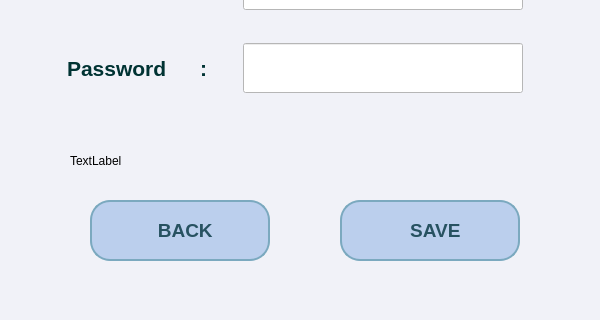
The window that admin_edit_window.ui (melikkekaya/BankingApp_SQL) describes before a commit, drawn with Qt 5; both pictures show x 0 to 600 and y 380 to 700 of the 600 by 700 pixel window.
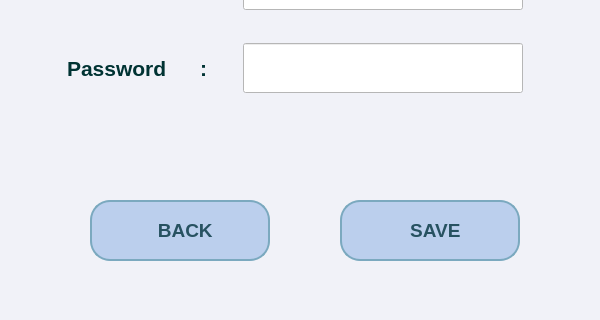
The same window after the commit. Icons and pictures are not drawn.

What changed in the file:
```diff
--- a/admin_edit_window.ui
+++ b/admin_edit_window.ui
@@ -88,7 +88,7 @@
      </font>
     </property>
     <property name="text">
-     <string>TextLabel</string>
+     <string/>
     </property>
    </widget>
    <widget class="QPushButton" name="adeditwdw_btn_back">
```
Left out of the diff: 2 changed lines with no effect on the pictures.
